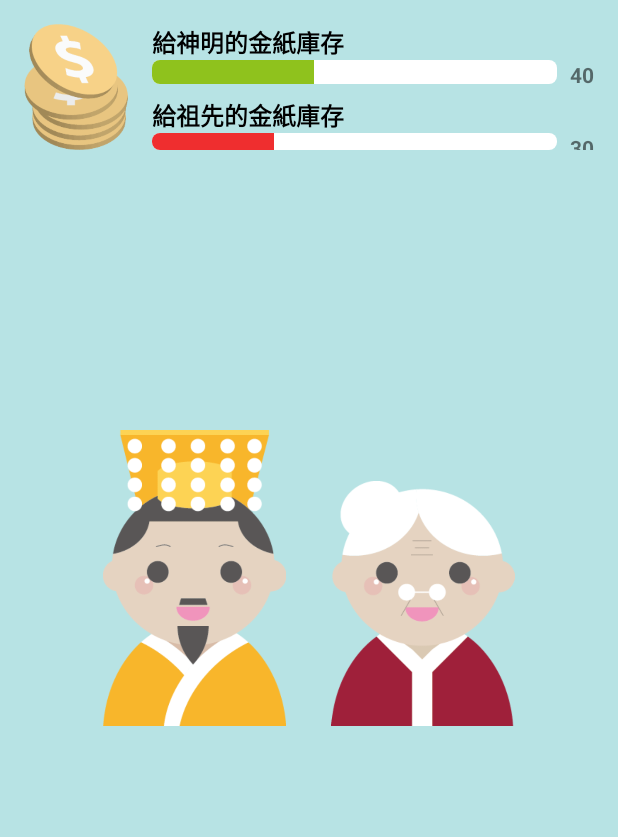
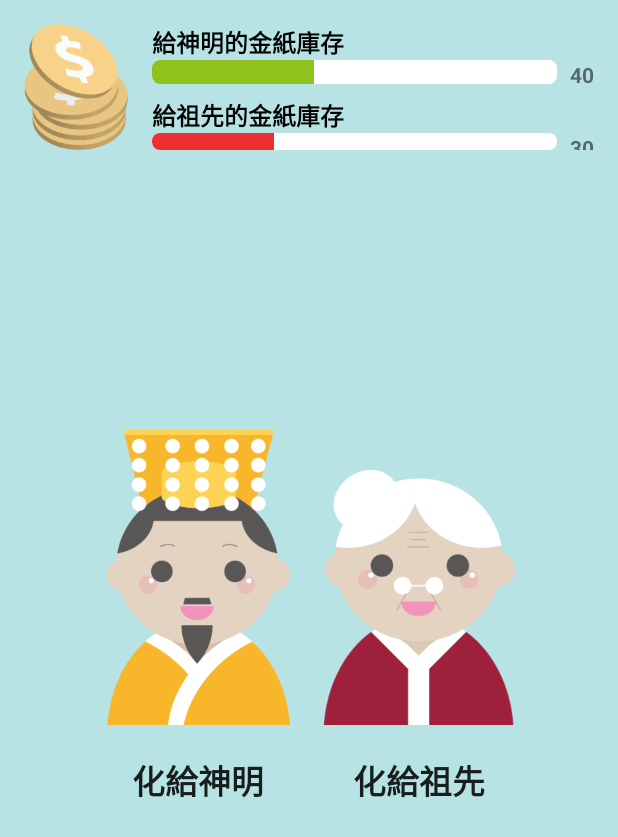
Before and after one commit to zzdanny/conlab_e-burner, an Android app: the ChooseActivity screen opened directly, with no data from a screen before it, on a phone screen of 412 x 824 dp. Shown: the top 837 px of the screen. Run offline under Robolectric (Android 15) with nearby library versions, the phone set to English and light mode, and no system bars.

Commit message:
Fix layout.choose_target.

```diff
--- a/app/src/main/res/layout/choose_target.xml
+++ b/app/src/main/res/layout/choose_target.xml
@@ -19,17 +19,21 @@
             android:layout_height="match_parent"
             android:layout_weight="0.5" />
 
-        <TableLayout
+        <LinearLayout
+            android:orientation="horizontal"
             android:layout_width="0dp"
             android:layout_height="match_parent"
             android:layout_weight="2">
 
-            <TableRow
-                android:layout_width="match_parent"
-                android:layout_height="match_parent">
+            <RelativeLayout
+                android:orientation="vertical"
+                android:layout_width="0dp"
+                android:layout_height="match_parent"
+                android:layout_weight="1"
+                android:layout_marginRight="10dp">
 
                 <ImageView
-                    android:layout_width="0dp"
+                    android:layout_width="match_parent"
                     android:layout_height="wrap_content"
                     android:id="@+id/chooseTarget_imgEmperor"
                     android:tag="emperor"
@@ -37,25 +41,55 @@
                     android:adjustViewBounds="true"
                     android:scaleType="fitCenter"
                     android:layout_gravity="center_horizontal"
-                    android:layout_weight="1" />
+                    android:layout_above="@+id/textView5"
+                    android:layout_alignParentStart="true" />
+
+                <TextView
+                    android:layout_width="match_parent"
+                    android:layout_height="wrap_content"
+                    android:textAppearance="?android:attr/textAppearanceLarge"
+                    android:text="化給神明"
+                    android:id="@+id/textView5"
+                    android:textAlignment="center"
+                    android:layout_alignParentBottom="true"
+                    android:layout_alignParentStart="true"
+                    android:layout_marginTop="20dp"
+                    android:textStyle="bold" />
+            </RelativeLayout>
+
+            <RelativeLayout
+                android:orientation="vertical"
+                android:layout_width="0dp"
+                android:layout_height="match_parent"
+                android:layout_weight="1"
+                android:layout_marginLeft="10dp">
 
                 <ImageView
-                    android:layout_width="0dp"
+                    android:layout_width="fill_parent"
                     android:layout_height="wrap_content"
                     android:id="@+id/chooseTarget_imgAncestor"
                     android:tag="ancestor"
                     android:src="@drawable/pic_ancestor"
                     android:adjustViewBounds="true"
-                    android:layout_marginLeft="30sp"
                     android:scaleType="fitCenter"
                     android:layout_gravity="bottom"
-                    android:layout_weight="1" />
-            </TableRow>
+                    android:layout_above="@+id/textView6"
+                    android:layout_centerHorizontal="true" />
 
-            <TableRow
-                android:layout_width="match_parent"
-                android:layout_height="match_parent" />
-        </TableLayout>
+                <TextView
+                    android:layout_width="match_parent"
+                    android:layout_height="wrap_content"
+                    android:textAppearance="?android:attr/textAppearanceLarge"
+                    android:text="化給祖先"
+                    android:id="@+id/textView6"
+                    android:textAlignment="center"
+                    android:layout_gravity="bottom"
+                    android:layout_alignParentBottom="true"
+                    android:layout_alignParentStart="true"
+                    android:layout_marginTop="20dp"
+                    android:textStyle="bold" />
+            </RelativeLayout>
+        </LinearLayout>
 
         <Space
             android:layout_width="0dp"
```
